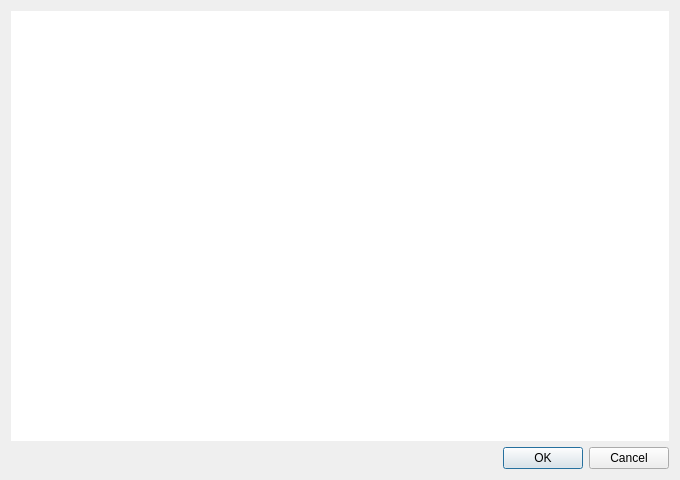
Old version of the form Tools/Mokka/Metadata.ui in the repository Biomechanical-ToolKit/BTKCore.
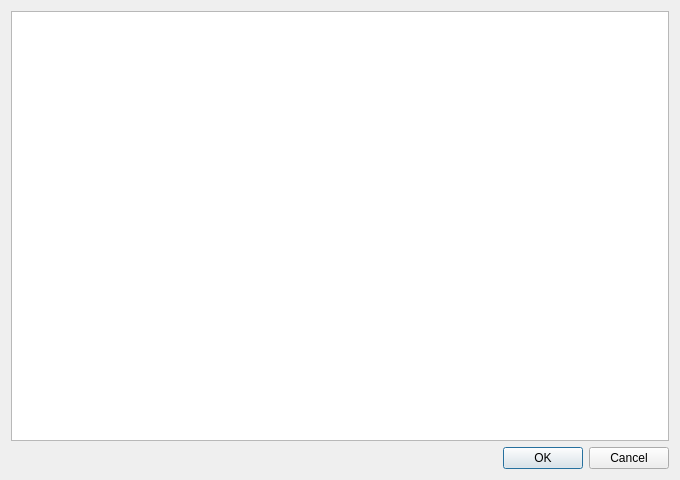
New version of the form. Custom widgets are drawn as their Qt base class.

```diff
--- a/Tools/Mokka/Metadata.ui
+++ b/Tools/Mokka/Metadata.ui
@@ -16,13 +16,7 @@
   <layout class="QGridLayout" name="gridLayout">
    <item row="0" column="0">
     <widget class="MetadataView" name="treeView">
-     <property name="frameShape">
-      <enum>QFrame::NoFrame</enum>
-     </property>
-     <property name="frameShadow">
-      <enum>QFrame::Plain</enum>
-     </property>
-     <property name="alternatingRowColors">
+     <property name="showDropIndicator" stdset="0">
       <bool>false</bool>
      </property>
      <property name="expandsOnDoubleClick">
```
Left out of the diff: 3 changed lines with no effect on the pictures.
